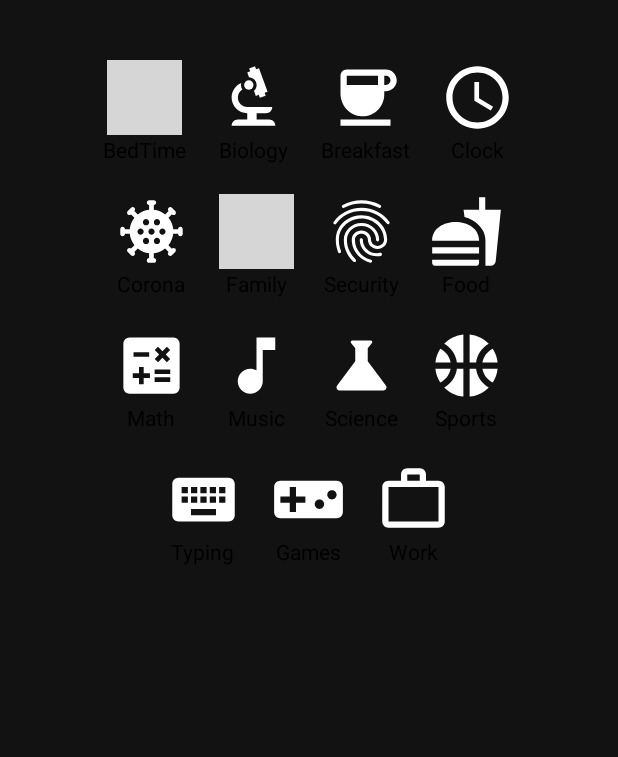
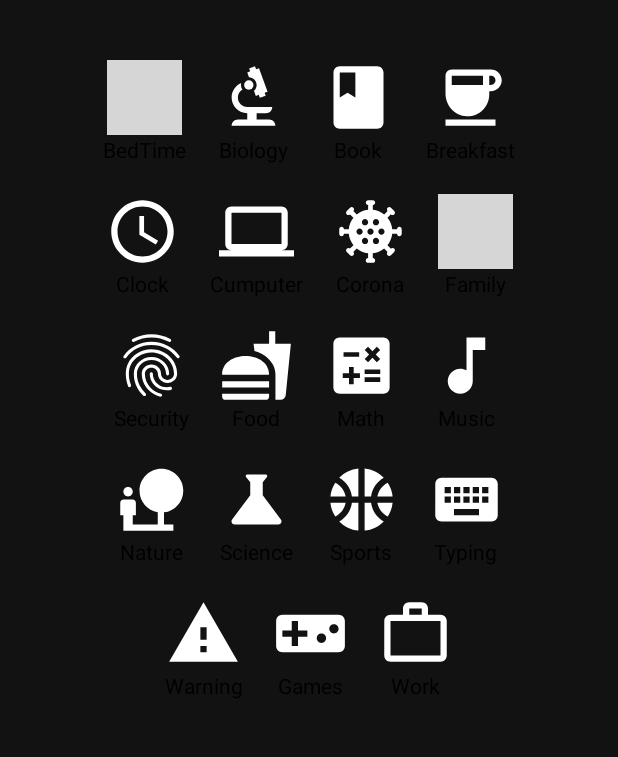
Before and after one commit to NickNterm/ToDoList, an Android app: the SelectIcon screen opened directly, with no data from a screen before it, on a phone screen of 412 x 824 dp, the part 84-841 px from its top. Run offline under Robolectric (Android 15) with nearby library versions, the light colour scheme and no system bars; grey boxes are pictures that could not be loaded.

Commit message:
add new icons and is ready for version 2

```diff
--- a/ToDoList/app/build.gradle
+++ b/ToDoList/app/build.gradle
@@ -13,7 +13,7 @@ android {
         minSdkVersion 22
         targetSdkVersion 30
         versionCode 1
-        versionName "1.0"
+        versionName "2.0"
 
         vectorDrawables.useSupportLibrary = true
         testInstrumentationRunner "androidx.test.runner.AndroidJUnitRunner"
--- a/ToDoList/app/src/main/AndroidManifest.xml
+++ b/ToDoList/app/src/main/AndroidManifest.xml
@@ -9,7 +9,8 @@
         android:roundIcon="@mipmap/ic_launcher_round"
         android:supportsRtl="true"
         android:theme="@style/Theme.ToDoList">
-        <activity android:name=".SelectIcon"></activity>
+        <activity android:name=".SelectIcon"
+            android:screenOrientation="portrait" />
         <activity
             android:name=".SettingsActivity"
             android:label="@string/title_activity_settings"
--- a/ToDoList/app/src/main/java/com/nicknterm/todolist/SelectIcon.kt
+++ b/ToDoList/app/src/main/java/com/nicknterm/todolist/SelectIcon.kt
@@ -50,18 +50,22 @@ class SelectIcon : AppCompatActivity() {
         when(resources.getResourceEntryName(view.id)){
             "BedTimeIconButton" -> item!!.setIcon("ic_baseline_bedtime")
             "BiologyIconButton" -> item!!.setIcon("ic_baseline_biology")
+            "BookIconButton" -> item!!.setIcon("ic_baseline_book")
             "BreakfastIconButton" -> item!!.setIcon("ic_baseline_breakfast")
             "ClockIconButton" -> item!!.setIcon("ic_baseline_clock")
+            "ComputerIconButton" -> item!!.setIcon("ic_baseline_computer")
             "CoronavirusIconButton" -> item!!.setIcon("ic_baseline_coronavirus")
             "FamilyTimeIconButton" -> item!!.setIcon("ic_baseline_family_time")
             "FingerprintIconButton" -> item!!.setIcon("ic_baseline_fingerprint")
             "FoodIconButton" -> item!!.setIcon("ic_baseline_food")
             "MathIconButton" -> item!!.setIcon("ic_baseline_math")
             "MusicIconButton" -> item!!.setIcon("ic_baseline_music")
+            "NatureIconButton" -> item!!.setIcon("ic_baseline_nature")
             "ScienceIconButton" -> item!!.setIcon("ic_baseline_science")
             "SportsIconButton" -> item!!.setIcon("ic_baseline_sports")
             "TypingIconButton" -> item!!.setIcon("ic_baseline_typing")
             "VideoGamesIconButton" -> item!!.setIcon("ic_baseline_videogames")
+            "WarningIconButton" -> item!!.setIcon("ic_baseline_warning")
             "WorkIconButton" -> item!!.setIcon("ic_baseline_work")
         }
         val intent = Intent(this, AddTasksInRecycleView::class.java)
--- /dev/null
+++ b/ToDoList/app/src/main/res/drawable/ic_baseline_book.xml
@@ -0,0 +1,5 @@
+<vector android:height="30dp" android:tint="#FFFFFF"
+    android:viewportHeight="24" android:viewportWidth="24"
+    android:width="30dp" xmlns:android="http://schemas.android.com/apk/res/android">
+    <path android:fillColor="@android:color/white" android:pathData="M18,2H6c-1.1,0 -2,0.9 -2,2v16c0,1.1 0.9,2 2,2h12c1.1,0 2,-0.9 2,-2V4c0,-1.1 -0.9,-2 -2,-2zM6,4h5v8l-2.5,-1.5L6,12V4z"/>
+</vector>
--- /dev/null
+++ b/ToDoList/app/src/main/res/drawable/ic_baseline_computer.xml
@@ -0,0 +1,5 @@
+<vector android:height="30dp" android:tint="#FFFFFF"
+    android:viewportHeight="24" android:viewportWidth="24"
+    android:width="30dp" xmlns:android="http://schemas.android.com/apk/res/android">
+    <path android:fillColor="@android:color/white" android:pathData="M20,18c1.1,0 1.99,-0.9 1.99,-2L22,6c0,-1.1 -0.9,-2 -2,-2H4c-1.1,0 -2,0.9 -2,2v10c0,1.1 0.9,2 2,2H0v2h24v-2h-4zM4,6h16v10H4V6z"/>
+</vector>
--- /dev/null
+++ b/ToDoList/app/src/main/res/drawable/ic_baseline_nature.xml
@@ -0,0 +1,5 @@
+<vector android:height="30dp" android:tint="#FFFFFF"
+    android:viewportHeight="24" android:viewportWidth="24"
+    android:width="30dp" xmlns:android="http://schemas.android.com/apk/res/android">
+    <path android:fillColor="@android:color/white" android:pathData="M22.17,9.17c0,-3.87 -3.13,-7 -7,-7s-7,3.13 -7,7c0,3.47 2.52,6.34 5.83,6.89V20H6v-3h1v-4c0,-0.55 -0.45,-1 -1,-1H3c-0.55,0 -1,0.45 -1,1v4h1v5h16v-2h-3v-3.88c3.47,-0.41 6.17,-3.36 6.17,-6.95zM4.5,11c0.83,0 1.5,-0.67 1.5,-1.5S5.33,8 4.5,8 3,8.67 3,9.5 3.67,11 4.5,11z"/>
+</vector>
--- /dev/null
+++ b/ToDoList/app/src/main/res/drawable/ic_baseline_warning.xml
@@ -0,0 +1,5 @@
+<vector android:height="30dp" android:tint="#FFFFFF"
+    android:viewportHeight="24" android:viewportWidth="24"
+    android:width="30dp" xmlns:android="http://schemas.android.com/apk/res/android">
+    <path android:fillColor="@android:color/white" android:pathData="M1,21h22L12,2 1,21zM13,18h-2v-2h2v2zM13,14h-2v-4h2v4z"/>
+</vector>
--- a/ToDoList/app/src/main/res/layout/activity_select_icon.xml
+++ b/ToDoList/app/src/main/res/layout/activity_select_icon.xml
@@ -74,6 +74,25 @@
                         android:layout_height="wrap_content"
                         android:text="Biology" />
                 </LinearLayout>
+                <LinearLayout
+                    android:id="@+id/BookIconButton"
+                    android:layout_width="wrap_content"
+                    android:layout_height="wrap_content"
+                    android:layout_marginHorizontal="10dp"
+                    android:gravity="center"
+                    android:onClick="iconClicked"
+                    android:orientation="vertical">
+
+                    <ImageView
+                        android:layout_width="50dp"
+                        android:layout_height="50dp"
+                        android:src="@drawable/ic_baseline_book" />
+
+                    <TextView
+                        android:layout_width="wrap_content"
+                        android:layout_height="wrap_content"
+                        android:text="Book" />
+                </LinearLayout>
 
                 <LinearLayout
                     android:id="@+id/BreakfastIconButton"
@@ -95,6 +114,15 @@
                         android:text="Breakfast" />
                 </LinearLayout>
 
+
+            </LinearLayout>
+
+            <LinearLayout
+                android:layout_width="match_parent"
+                android:layout_height="wrap_content"
+                android:layout_marginVertical="10dp"
+                android:gravity="center"
+                android:orientation="horizontal">
                 <LinearLayout
                     android:id="@+id/ClockIconButton"
                     android:layout_width="wrap_content"
@@ -114,15 +142,25 @@
                         android:layout_height="wrap_content"
                         android:text="Clock" />
                 </LinearLayout>
-            </LinearLayout>
+                <LinearLayout
+                    android:id="@+id/ComputerIconButton"
+                    android:layout_width="wrap_content"
+                    android:layout_height="wrap_content"
+                    android:layout_marginHorizontal="10dp"
+                    android:gravity="center"
+                    android:onClick="iconClicked"
+                    android:orientation="vertical">
 
-            <LinearLayout
-                android:layout_width="match_parent"
-                android:layout_height="wrap_content"
-                android:layout_marginVertical="10dp"
-                android:gravity="center"
-                android:orientation="horizontal">
+                    <ImageView
+                        android:layout_width="50dp"
+                        android:layout_height="50dp"
+                        android:src="@drawable/ic_baseline_computer" />
 
+                    <TextView
+                        android:layout_width="wrap_content"
+                        android:layout_height="wrap_content"
+                        android:text="Cumputer" />
+                </LinearLayout>
                 <LinearLayout
                     android:id="@+id/CoronavirusIconButton"
                     android:layout_width="wrap_content"
@@ -164,6 +202,15 @@
                         android:text="Family" />
                 </LinearLayout>
 
+
+            </LinearLayout>
+
+            <LinearLayout
+                android:layout_width="match_parent"
+                android:layout_height="wrap_content"
+                android:layout_marginVertical="10dp"
+                android:gravity="center"
+                android:orientation="horizontal">
                 <LinearLayout
                     android:id="@+id/FingerprintIconButton"
                     android:layout_width="wrap_content"
@@ -204,15 +251,6 @@
                         android:layout_height="wrap_content"
                         android:text="Food" />
                 </LinearLayout>
-            </LinearLayout>
-
-            <LinearLayout
-                android:layout_width="match_parent"
-                android:layout_height="wrap_content"
-                android:layout_marginVertical="10dp"
-                android:gravity="center"
-                android:orientation="horizontal">
-
                 <LinearLayout
                     android:id="@+id/MathIconButton"
                     android:layout_width="wrap_content"
@@ -253,6 +291,35 @@
                         android:text="Music" />
                 </LinearLayout>
 
+
+
+            </LinearLayout>
+
+            <LinearLayout
+                android:layout_width="match_parent"
+                android:layout_height="wrap_content"
+                android:layout_marginVertical="10dp"
+                android:gravity="center"
+                android:orientation="horizontal">
+                <LinearLayout
+                    android:id="@+id/NatureIconButton"
+                    android:layout_width="wrap_content"
+                    android:layout_height="wrap_content"
+                    android:layout_marginHorizontal="10dp"
+                    android:gravity="center"
+                    android:onClick="iconClicked"
+                    android:orientation="vertical">
+
+                    <ImageView
+                        android:layout_width="50dp"
+                        android:layout_height="50dp"
+                        android:src="@drawable/ic_baseline_nature" />
+
+                    <TextView
+                        android:layout_width="wrap_content"
+                        android:layout_height="wrap_content"
+                        android:text="Nature" />
+                </LinearLayout>
                 <LinearLayout
                     android:id="@+id/ScienceIconButton"
                     android:layout_width="wrap_content"
@@ -292,16 +359,6 @@
                         android:layout_height="wrap_content"
                         android:text="Sports" />
                 </LinearLayout>
-
-            </LinearLayout>
-
-            <LinearLayout
-                android:layout_width="match_parent"
-                android:layout_height="wrap_content"
-                android:layout_marginVertical="10dp"
-                android:gravity="center"
-                android:orientation="horizontal">
-
                 <LinearLayout
                     android:id="@+id/TypingIconButton"
                     android:layout_width="wrap_content"
@@ -322,6 +379,33 @@
                         android:text="Typing" />
                 </LinearLayout>
 
+
+            </LinearLayout>
+            <LinearLayout
+                android:layout_width="match_parent"
+                android:layout_height="wrap_content"
+                android:layout_marginVertical="10dp"
+                android:gravity="center"
+                android:orientation="horizontal">
+                <LinearLayout
+                    android:id="@+id/WarningIconButton"
+                    android:layout_width="wrap_content"
+                    android:layout_height="wrap_content"
+                    android:layout_marginHorizontal="10dp"
+                    android:gravity="center"
+                    android:onClick="iconClicked"
+                    android:orientation="vertical">
+
+                    <ImageView
+                        android:layout_width="50dp"
+                        android:layout_height="50dp"
+                        android:src="@drawable/ic_baseline_warning" />
+
+                    <TextView
+                        android:layout_width="wrap_content"
+                        android:layout_height="wrap_content"
+                        android:text="Warning" />
+                </LinearLayout>
                 <LinearLayout
                     android:id="@+id/VideoGamesIconButton"
                     android:layout_width="wrap_content"
@@ -362,6 +446,7 @@
                         android:layout_height="wrap_content"
                         android:text="Work" />
                 </LinearLayout>
+
             </LinearLayout>
         </LinearLayout>
     </ScrollView>
```
Also changed, not shown: ToDoList/app/src/main/java/com/nicknterm/todolist/AddTasksInRecycleView.kt (+49 -56 lines), ToDoList/app/src/main/res/drawable/ic_baseline_agriculture.xml (deleted, +0 -8 lines).
